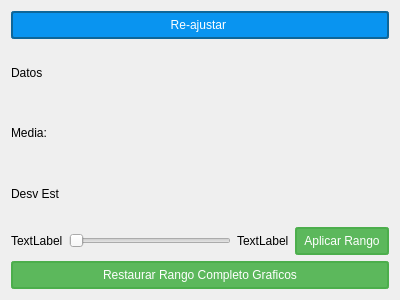
This is analisisgrafico.ui in hectorda/Bio-Feedback as Qt 5 draws it before an edit. The edited form follows.
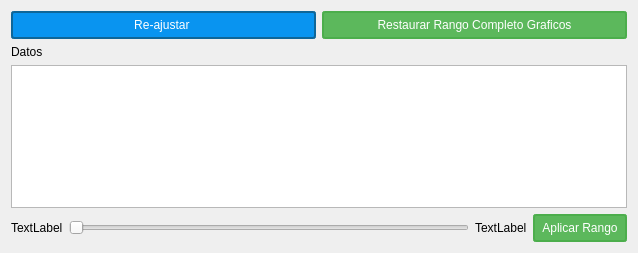
This is the edited form. Custom widgets are drawn as their Qt base class.

Commit message: Añadido El table widget a analisis grafico incluido los calculos :+1:

Patch:
```diff
--- a/analisisgrafico.ui
+++ b/analisisgrafico.ui
@@ -6,8 +6,8 @@
    <rect>
     <x>0</x>
     <y>0</y>
-    <width>400</width>
-    <height>300</height>
+    <width>638</width>
+    <height>253</height>
    </rect>
   </property>
   <property name="windowTitle">
@@ -15,9 +15,11 @@
   </property>
   <layout class="QVBoxLayout" name="verticalLayout">
    <item>
-    <widget class="QPushButton" name="pushButtonRescalar">
-     <property name="styleSheet">
-      <string notr="true">QPushButton{
+    <layout class="QHBoxLayout" name="horizontalLayout_2">
+     <item>
+      <widget class="QPushButton" name="pushButtonRescalar">
+       <property name="styleSheet">
+        <string notr="true">QPushButton{
 color : white;
 background: #0994f0;
 border: 2px solid #0e6699;
@@ -35,11 +37,39 @@
 background: #0323FF;
 border: 3px solid #0000FF;
 }</string>
-     </property>
-     <property name="text">
-      <string>Re-ajustar </string>
-     </property>
-    </widget>
+       </property>
+       <property name="text">
+        <string>Re-ajustar </string>
+       </property>
+      </widget>
+     </item>
+     <item>
+      <widget class="QPushButton" name="pushButtonRestaurar">
+       <property name="styleSheet">
+        <string notr="true">QPushButton{
+color : white;
+background-color: #5cb85c;
+border: 2px solid #4cae4c;
+border-radius: 3px;
+padding: 5px;
+min-width: 80px;
+}
+
+QPushButton:hover {
+background-color: #47a447;
+border: 2px solid #398439;
+}
+
+QPushButton:pressed {
+border: 3px solid #398439;
+}</string>
+       </property>
+       <property name="text">
+        <string>Restaurar Rango Completo Graficos</string>
+       </property>
+      </widget>
+     </item>
+    </layout>
    </item>
    <item>
     <widget class="QLabel" name="labelCantidadDatos">
@@ -49,18 +79,7 @@
     </widget>
    </item>
    <item>
-    <widget class="QLabel" name="labelMedia">
-     <property name="text">
-      <string>Media:</string>
-     </property>
-    </widget>
-   </item>
-   <item>
-    <widget class="QLabel" name="labelDesvEst">
-     <property name="text">
-      <string>Desv Est</string>
-     </property>
-    </widget>
+    <widget class="QTableWidget" name="tableWidgetEstadisticos"/>
    </item>
    <item>
     <layout class="QHBoxLayout" name="horizontalLayout">
@@ -117,32 +136,6 @@
      </item>
     </layout>
    </item>
-   <item>
-    <widget class="QPushButton" name="pushButtonRestaurar">
-     <property name="styleSheet">
-      <string notr="true">QPushButton{
-color : white;
-background-color: #5cb85c;
-border: 2px solid #4cae4c;
-border-radius: 3px;
-padding: 5px;
-min-width: 80px;
-}
-
-QPushButton:hover {
-background-color: #47a447;
-border: 2px solid #398439;
-}
-
-QPushButton:pressed {
-border: 3px solid #398439;
-}</string>
-     </property>
-     <property name="text">
-      <string>Restaurar Rango Completo Graficos</string>
-     </property>
-    </widget>
-   </item>
   </layout>
  </widget>
  <customwidgets>
```
Left out of the diff: 3 changed lines with no effect on the pictures. The commit also changes 2 other files.
